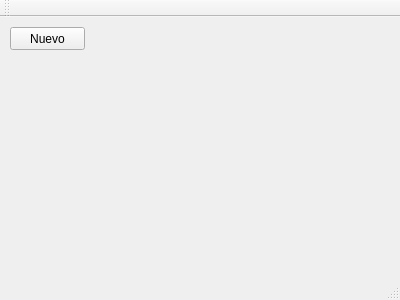
Old version of the form mainwindow.ui in the repository javosmar/limpio.
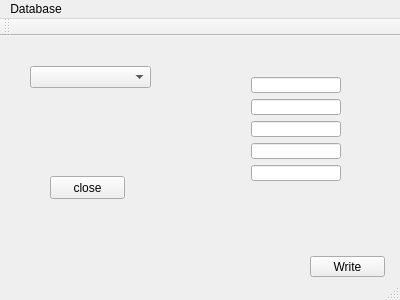
New version of the form.

Commit message: tablas mostradas en combobox

Patch:
```diff
--- a/mainwindow.ui
+++ b/mainwindow.ui
@@ -17,14 +17,64 @@
    <widget class="QPushButton" name="pushButtonnuevo">
     <property name="geometry">
      <rect>
-      <x>10</x>
-      <y>10</y>
+      <x>310</x>
+      <y>220</y>
+      <width>75</width>
+      <height>21</height>
+     </rect>
+    </property>
+    <property name="text">
+     <string>Write</string>
+    </property>
+   </widget>
+   <widget class="QWidget" name="layoutWidget">
+    <property name="geometry">
+     <rect>
+      <x>240</x>
+      <y>30</y>
+      <width>112</width>
+      <height>126</height>
+     </rect>
+    </property>
+    <layout class="QVBoxLayout" name="verticalLayout">
+     <item>
+      <widget class="QLineEdit" name="lineEditvalidez"/>
+     </item>
+     <item>
+      <widget class="QLineEdit" name="lineEditlatitud"/>
+     </item>
+     <item>
+      <widget class="QLineEdit" name="lineEditlongitud"/>
+     </item>
+     <item>
+      <widget class="QLineEdit" name="lineEditvelocidad"/>
+     </item>
+     <item>
+      <widget class="QLineEdit" name="lineEditpulsacion"/>
+     </item>
+    </layout>
+   </widget>
+   <widget class="QComboBox" name="comboBoxlista">
+    <property name="geometry">
+     <rect>
+      <x>30</x>
+      <y>30</y>
+      <width>121</width>
+      <height>22</height>
+     </rect>
+    </property>
+   </widget>
+   <widget class="QPushButton" name="pushButtoncerrar">
+    <property name="geometry">
+     <rect>
+      <x>50</x>
+      <y>140</y>
       <width>75</width>
       <height>23</height>
      </rect>
     </property>
     <property name="text">
-     <string>Nuevo</string>
+     <string>close</string>
     </property>
    </widget>
   </widget>
@@ -37,6 +87,15 @@
      <height>18</height>
     </rect>
    </property>
+   <widget class="QMenu" name="menuDatabase">
+    <property name="title">
+     <string>Database</string>
+    </property>
+    <addaction name="actionNew"/>
+    <addaction name="actionNew_Player"/>
+    <addaction name="separator"/>
+   </widget>
+   <addaction name="menuDatabase"/>
   </widget>
   <widget class="QToolBar" name="mainToolBar">
    <attribute name="toolBarArea">
```
Left out of the diff: 12 changed lines with no effect on the pictures. The commit also changes 4 other files.
